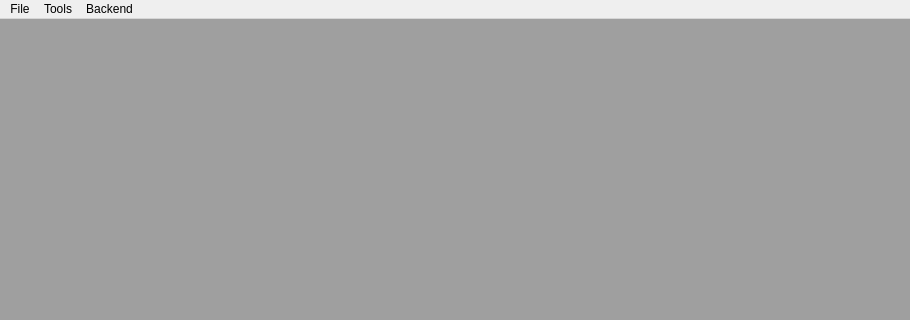
The window that player2d/mainwindow.ui (gw280/moz2d) describes before a commit, drawn with Qt 5; both pictures show x 0 to 910 and y 0 to 320 of the 910 by 555 pixel window.
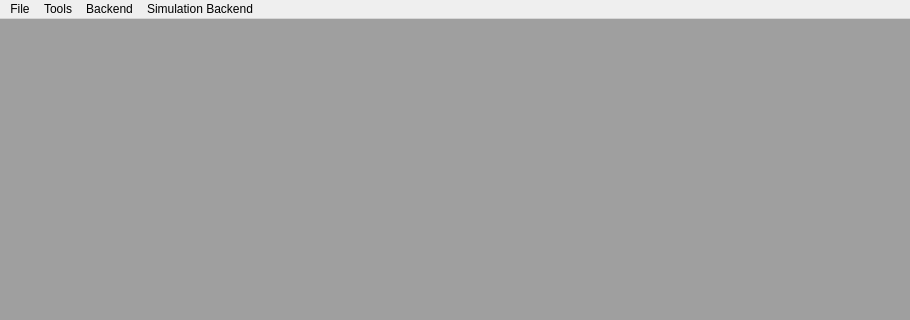
The same window after the commit. Icons and pictures are not drawn.

Commit message: Treat simulation backend separate from the main drawing backend.

The edit to the form file:
```diff
--- a/player2d/mainwindow.ui
+++ b/player2d/mainwindow.ui
@@ -294,9 +294,15 @@
      <string>Backend</string>
     </property>
    </widget>
+   <widget class="QMenu" name="menuSimulationBackend">
+    <property name="title">
+     <string>Simulation Backend</string>
+    </property>
+   </widget>
    <addaction name="menuFile"/>
    <addaction name="menuTools"/>
    <addaction name="menuBackend"/>
+   <addaction name="menuSimulationBackend"/>
   </widget>
   <action name="actionOpen_Recording">
    <property name="text">
```
The commit also changes 5 other files.
